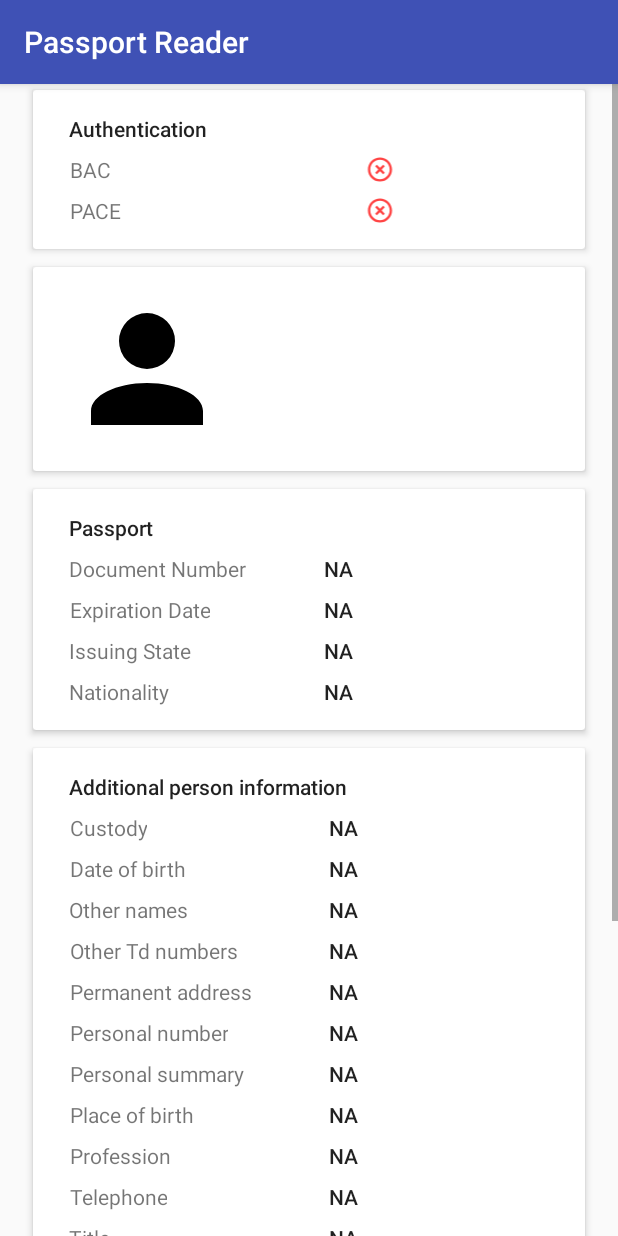
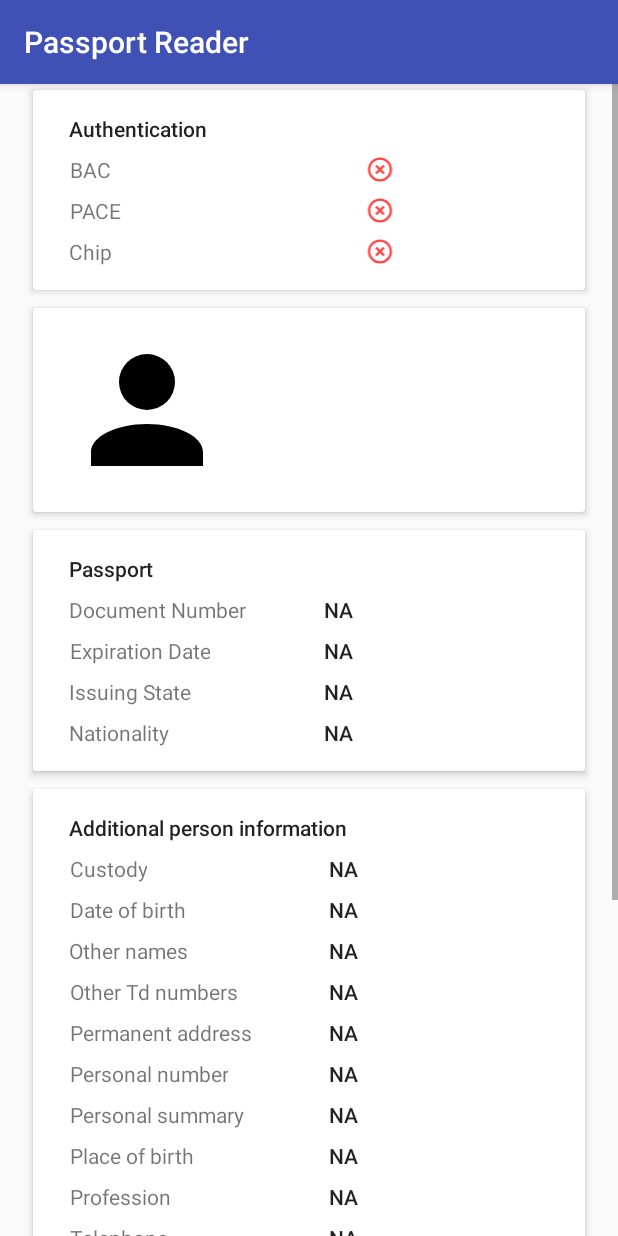
Before and after one commit to jllarraz/AndroidPassportReader, an Android app: the fragment PassportDetailsFragment shown on its own in the app's theme, on a phone screen of 412 x 824 dp. Run offline under Robolectric (Android 15) with nearby library versions, the phone set to English and light mode, and no system bars; our stand-ins replace ButterKnife; 2 statements that could not run were skipped.

```diff
--- a/app/src/main/java/example/jllarraz/com/passportreader/ui/fragments/PassportDetailsFragment.java
+++ b/app/src/main/java/example/jllarraz/com/passportreader/ui/fragments/PassportDetailsFragment.java
@@ -103,6 +103,9 @@ public class PassportDetailsFragment extends Fragment{
 
     @BindView(R.id.value_pace)
     ImageView imageViewPACE;
+
+    @BindView(R.id.value_chip)
+    ImageView imageViewChip;
 
 
 
@@ -312,6 +315,14 @@ public class PassportDetailsFragment extends Fragment{
             imageViewPACE.setColorFilter(ContextCompat.getColor(getActivity(), android.R.color.holo_red_light), android.graphics.PorterDuff.Mode.SRC_IN);
         }
 
+        if(passport.isChipAuthentication()){
+            imageViewChip.setImageResource(R.drawable.ic_check_circle_outline);
+            imageViewChip.setColorFilter(ContextCompat.getColor(getActivity(), android.R.color.holo_green_light), android.graphics.PorterDuff.Mode.SRC_IN);
+        }else{
+            imageViewChip.setImageResource(R.drawable.ic_close_circle_outline);
+            imageViewChip.setColorFilter(ContextCompat.getColor(getActivity(), android.R.color.holo_red_light), android.graphics.PorterDuff.Mode.SRC_IN);
+        }
+
 
     }
 
--- a/app/src/main/res/layout/fragment_passport_details.xml
+++ b/app/src/main/res/layout/fragment_passport_details.xml
@@ -111,6 +111,34 @@
 
                     <ImageView
                         android:id="@+id/value_pace"
+                        android:layout_width="0dp"
+                        android:layout_height="match_parent"
+                        android:padding="@dimen/margin_tiny"
+                        android:src="@drawable/ic_close_circle_outline"
+                        android:layout_weight="1"
+                        android:tint="@android:color/holo_red_light"
+                        />
+
+                </TableRow>
+
+                <TableRow
+                    android:id="@+id/row_chip"
+                    android:layout_width="match_parent"
+                    android:layout_height="wrap_content"
+                    android:layout_marginLeft="@dimen/margin_small">
+
+                    <TextView
+                        android:id="@+id/label_chip"
+                        android:layout_width="match_parent"
+                        android:layout_height="wrap_content"
+                        android:padding="@dimen/margin_tiny"
+                        android:gravity="end"
+                        android:text="@string/label_authentication_chip"
+                        android:layout_gravity="left"
+                        android:layout_marginRight="@dimen/margin_medium"/>
+
+                    <ImageView
+                        android:id="@+id/value_chip"
                         android:layout_width="0dp"
                         android:layout_height="match_parent"
                         android:padding="@dimen/margin_tiny"
--- a/app/src/main/res/values/strings.xml
+++ b/app/src/main/res/values/strings.xml
@@ -68,6 +68,7 @@
     <string name="label_authentication">Authentication</string>
     <string name="label_authentication_bac">BAC</string>
     <string name="label_authentication_pace">PACE</string>
+    <string name="label_authentication_chip">Chip</string>
 
 
     <string name="label_additional_document_information">Additional document information</string>
```
Also changed, not shown: app/src/main/java/example/jllarraz/com/passportreader/asynctask/NfcPassportAsyncTask.java (+67 -3 lines), app/src/main/java/example/jllarraz/com/passportreader/data/Passport.java (+12 -0 lines).
